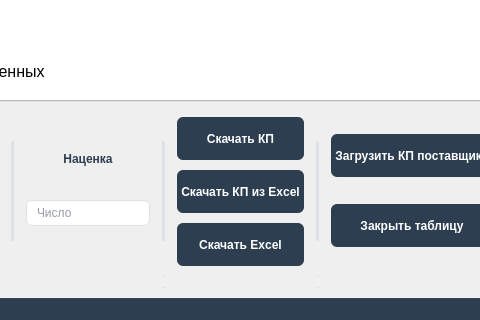
Old version of the form ui/mainGui.ui in the repository p4st1/AppForCommercialRequests; both pictures show x 451 to 931 and y 510 to 830 of the 1440 by 830 pixel window.
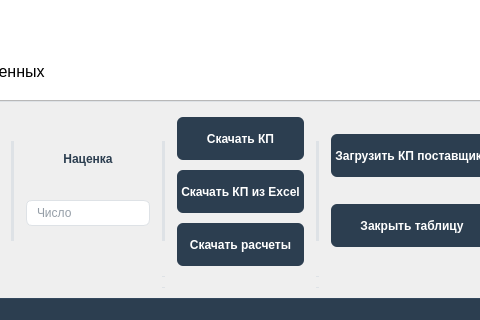
New version of the form. Icons and pictures are not drawn.

Commit message: Добавить растяжку формулы

The edit to the form file:
```diff
--- a/ui/mainGui.ui
+++ b/ui/mainGui.ui
@@ -2127,7 +2127,7 @@
 }</string>
           </property>
           <property name="text">
-           <string>Скачать Excel</string>
+           <string>Скачать расчеты</string>
           </property>
          </widget>
         </item>
```
The commit also changes 1 other file.
